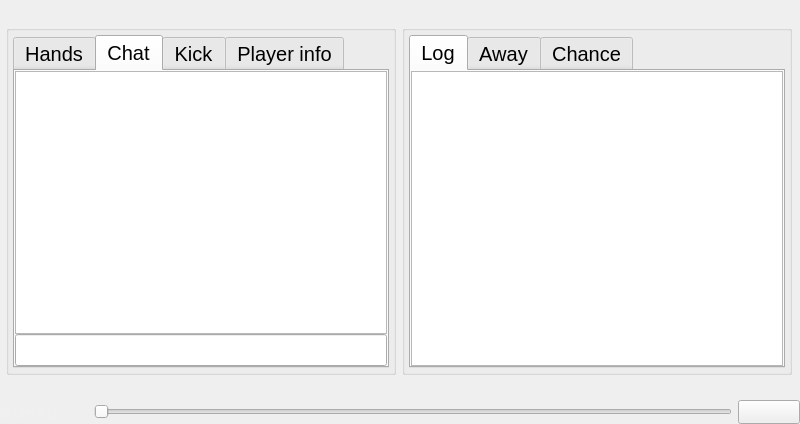
The window that src/gui/qt/gui_800x480/tabs_800x480.ui (pokerth/pokerth) describes before a commit, drawn with Qt 5.
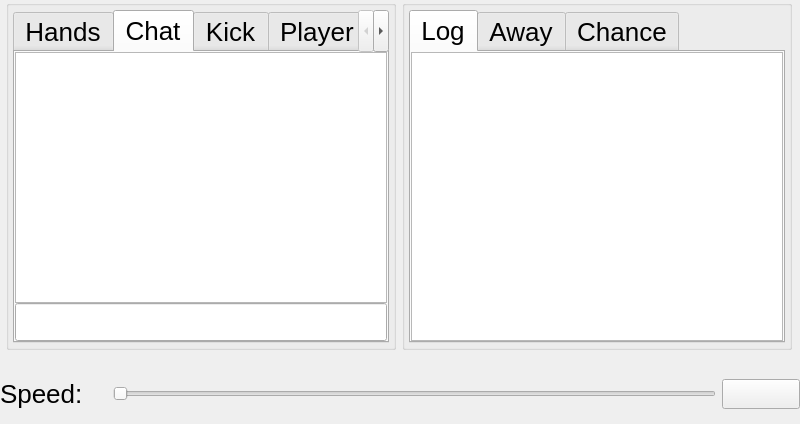
The same window after the commit. Custom widgets are drawn as their Qt base class.

Commit message: Next steps for android gui changes

```diff
--- a/src/gui/qt/gui_800x480/tabs_800x480.ui
+++ b/src/gui/qt/gui_800x480/tabs_800x480.ui
@@ -10,28 +10,37 @@
     <height>424</height>
    </rect>
   </property>
+  <property name="sizePolicy">
+   <sizepolicy hsizetype="MinimumExpanding" vsizetype="MinimumExpanding">
+    <horstretch>0</horstretch>
+    <verstretch>0</verstretch>
+   </sizepolicy>
+  </property>
   <property name="minimumSize">
    <size>
     <width>800</width>
     <height>424</height>
    </size>
   </property>
-  <property name="maximumSize">
-   <size>
-    <width>800</width>
-    <height>424</height>
-   </size>
-  </property>
   <property name="windowTitle">
    <string>Start Local Game</string>
   </property>
   <property name="styleSheet">
-   <string notr="true">QObject {font: 20px}</string>
+   <string notr="true">QObject {font: 26px}</string>
   </property>
   <layout class="QGridLayout" name="gridLayout_3">
-   <property name="margin">
+   <property name="leftMargin">
     <number>0</number>
    </property>
+   <property name="topMargin">
+    <number>0</number>
+   </property>
+   <property name="rightMargin">
+    <number>0</number>
+   </property>
+   <property name="bottomMargin">
+    <number>15</number>
+   </property>
    <property name="spacing">
     <number>0</number>
    </property>
@@ -40,24 +49,14 @@
      <property name="spacing">
       <number>0</number>
      </property>
-     <item>
-      <spacer name="verticalSpacer_2">
-       <property name="orientation">
-        <enum>Qt::Vertical</enum>
-       </property>
-       <property name="sizeHint" stdset="0">
-        <size>
-         <width>20</width>
-         <height>40</height>
-        </size>
-       </property>
-      </spacer>
-     </item>
      <item>
       <layout class="QHBoxLayout" name="horizontalLayout_7">
        <property name="spacing">
         <number>0</number>
        </property>
+       <property name="bottomMargin">
+        <number>0</number>
+       </property>
        <item>
         <widget class="QGroupBox" name="groupBox_LeftToolBox">
          <property name="minimumSize">
@@ -533,70 +532,6 @@
        </property>
        <item>
         <widget class="QLabel" name="label_speedString">
-         <property name="palette">
-          <palette>
-           <active>
-            <colorrole role="WindowText">
-             <brush brushstyle="SolidPattern">
-              <color alpha="255">
-               <red>240</red>
-               <green>240</green>
-               <blue>240</blue>
-              </color>
-             </brush>
-            </colorrole>
-            <colorrole role="Text">
-             <brush brushstyle="SolidPattern">
-              <color alpha="255">
-               <red>240</red>
-               <green>240</green>
-               <blue>240</blue>
-              </color>
-             </brush>
-            </colorrole>
-           </active>
-           <inactive>
-            <colorrole role="WindowText">
-             <brush brushstyle="SolidPattern">
-              <color alpha="255">
-               <red>240</red>
-               <green>240</green>
-               <blue>240</blue>
-              </color>
-             </brush>
-            </colorrole>
-            <colorrole role="Text">
-             <brush brushstyle="SolidPattern">
-              <color alpha="255">
-               <red>240</red>
-               <green>240</green>
-               <blue>240</blue>
-              </color>
-             </brush>
-            </colorrole>
-           </inactive>
-           <disabled>
-            <colorrole role="WindowText">
-             <brush brushstyle="SolidPattern">
-              <color alpha="255">
-               <red>128</red>
-               <green>128</green>
-               <blue>128</blue>
-              </color>
-             </brush>
-            </colorrole>
-            <colorrole role="Text">
-             <brush brushstyle="SolidPattern">
-              <color alpha="255">
-               <red>199</red>
-               <green>199</green>
-               <blue>199</blue>
-              </color>
-             </brush>
-            </colorrole>
-           </disabled>
-          </palette>
-         </property>
          <property name="text">
           <string>Speed:</string>
          </property>
```
The commit also changes 6 other files.
